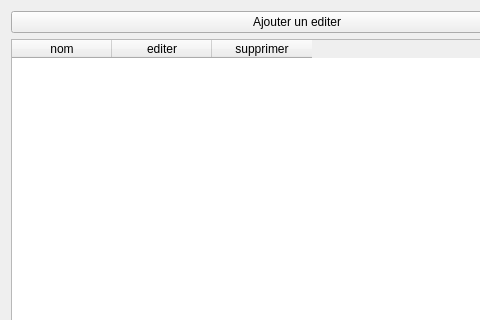
First picture: the form in mapEditor/additionalWindows/editspells.ui, repository piochelepiotr/theGame, before the edit; both pictures show x 0 to 480 and y 0 to 320 of the 594 by 540 pixel window.
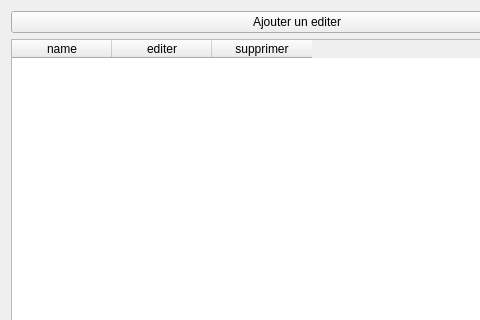
Second picture: the form after the edit.

Patch:
```diff
--- a/mapEditor/additionalWindows/editspells.ui
+++ b/mapEditor/additionalWindows/editspells.ui
@@ -31,7 +31,7 @@
       <widget class="QTableWidget" name="tab_editers">
        <column>
         <property name="text">
-         <string>nom</string>
+         <string>name</string>
         </property>
        </column>
        <column>
```
